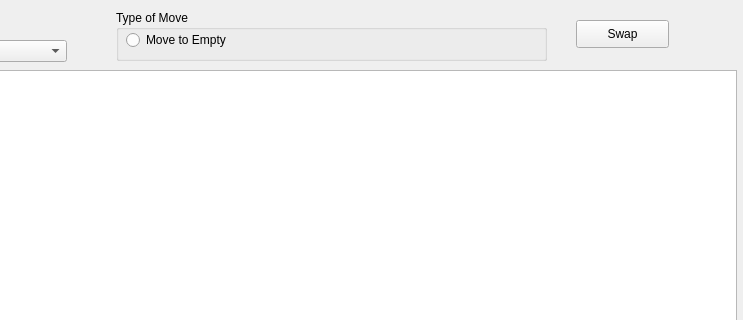
First picture: the form in ArcApp/editrooms.ui, repository Arc-Project/Arc, before the edit; both pictures show x 134 to 877 and y 0 to 320 of the 877 by 545 pixel window.
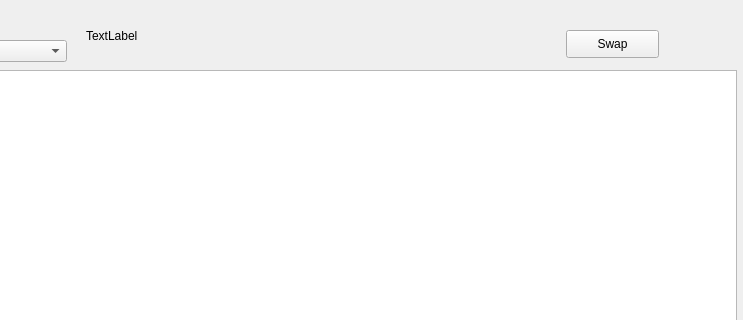
Second picture: the form after the edit.

```diff
--- a/ArcApp/editrooms.ui
+++ b/ArcApp/editrooms.ui
@@ -62,37 +62,11 @@
     <string>Program</string>
    </property>
   </widget>
-  <widget class="QRadioButton" name="radioButton">
-   <property name="geometry">
-    <rect>
-     <x>260</x>
-     <y>30</y>
-     <width>131</width>
-     <height>20</height>
-    </rect>
-   </property>
-   <property name="text">
-    <string>Move to Empty</string>
-   </property>
-  </widget>
-  <widget class="QGroupBox" name="groupBox">
-   <property name="geometry">
-    <rect>
-     <x>250</x>
-     <y>10</y>
-     <width>431</width>
-     <height>51</height>
-    </rect>
-   </property>
-   <property name="title">
-    <string>Type of Move</string>
-   </property>
-  </widget>
   <widget class="QPushButton" name="editSwap">
    <property name="geometry">
     <rect>
-     <x>710</x>
-     <y>20</y>
+     <x>700</x>
+     <y>30</y>
      <width>93</width>
      <height>28</height>
     </rect>
@@ -101,6 +75,19 @@
     <string>Swap</string>
    </property>
   </widget>
+  <widget class="QLabel" name="editMoveType">
+   <property name="geometry">
+    <rect>
+     <x>220</x>
+     <y>10</y>
+     <width>431</width>
+     <height>51</height>
+    </rect>
+   </property>
+   <property name="text">
+    <string>TextLabel</string>
+   </property>
+  </widget>
  </widget>
  <resources/>
  <connections>
```
